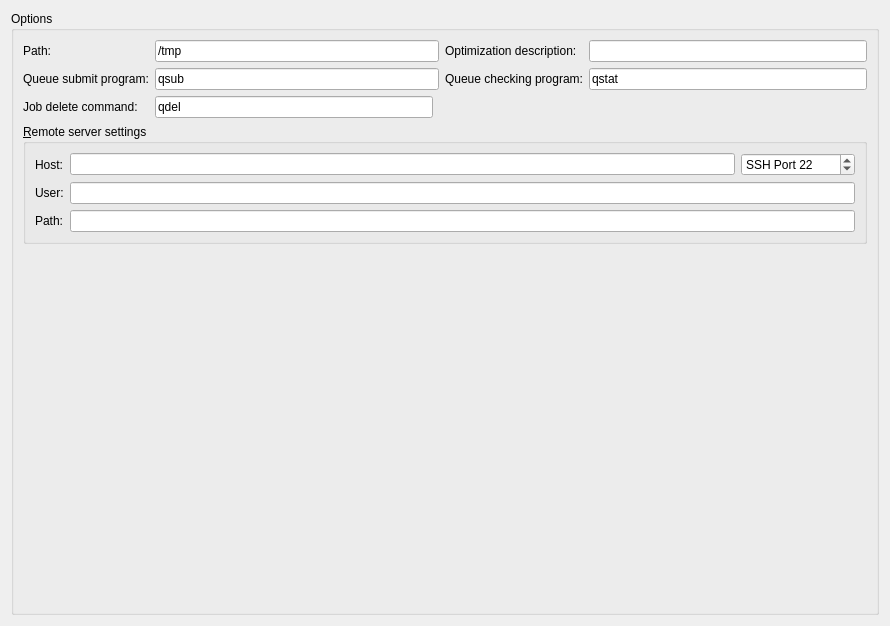
First picture: the form in src/xtalopt/ui/tab_sys.ui, repository xtalopt/XtalOpt, before the edit.
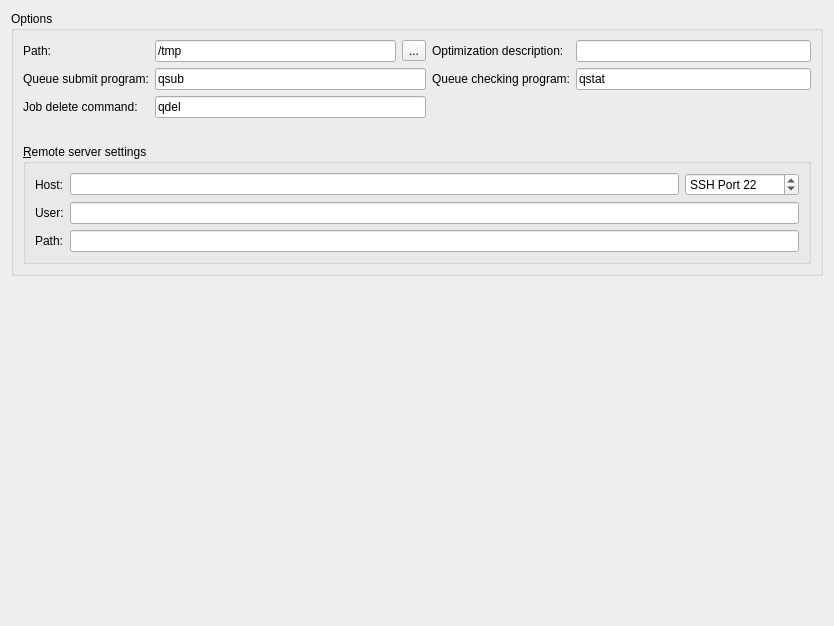
Second picture: the form after the edit.

Commit message: Add the ability to select the local directory via QFileDialog. (XtalOpt)

Diff of the .ui file:
```diff
--- a/src/xtalopt/ui/tab_sys.ui
+++ b/src/xtalopt/ui/tab_sys.ui
@@ -6,7 +6,7 @@
    <rect>
     <x>0</x>
     <y>0</y>
-    <width>890</width>
+    <width>834</width>
     <height>626</height>
    </rect>
   </property>
@@ -20,7 +20,7 @@
       <string>Options</string>
      </property>
      <layout class="QGridLayout" name="gridLayout_6">
-      <item row="1" column="1" colspan="2">
+      <item row="2" column="1" colspan="3">
        <widget class="QLineEdit" name="edit_qsub">
         <property name="toolTip">
          <string>Command used to submit jobs to the PBS queue. Usually qsub.</string>
@@ -30,7 +30,7 @@
         </property>
        </widget>
       </item>
-      <item row="1" column="0">
+      <item row="2" column="0">
        <widget class="QLabel" name="label_launch">
         <property name="toolTip">
          <string>Command used to submit jobs to the PBS queue. Usually qsub.</string>
@@ -43,7 +43,7 @@
         </property>
        </widget>
       </item>
-      <item row="3" column="0" colspan="5">
+      <item row="5" column="0" colspan="6">
        <widget class="QGroupBox" name="cb_remote">
         <property name="title">
          <string>&amp;Remote server settings</string>
@@ -122,7 +122,7 @@
         </layout>
        </widget>
       </item>
-      <item row="1" column="4">
+      <item row="2" column="5">
        <widget class="QLineEdit" name="edit_qstat">
         <property name="toolTip">
          <string>Command used to check the PBS queue. Use qstat.</string>
@@ -132,7 +132,7 @@
         </property>
        </widget>
       </item>
-      <item row="0" column="0">
+      <item row="1" column="0">
        <widget class="QLabel" name="label_path">
         <property name="toolTip">
          <string>Local path where files are to be written.</string>
@@ -145,7 +145,7 @@
         </property>
        </widget>
       </item>
-      <item row="0" column="1" colspan="2">
+      <item row="1" column="1" colspan="2">
        <widget class="QLineEdit" name="edit_path">
         <property name="toolTip">
          <string>Local path where files are to be written.</string>
@@ -155,7 +155,7 @@
         </property>
        </widget>
       </item>
-      <item row="1" column="3">
+      <item row="2" column="4">
        <widget class="QLabel" name="label_check">
         <property name="toolTip">
          <string>Command used to check the PBS queue. Use qstat.</string>
@@ -168,7 +168,7 @@
         </property>
        </widget>
       </item>
-      <item row="0" column="4">
+      <item row="1" column="5">
        <widget class="QLineEdit" name="edit_description">
         <property name="toolTip">
          <string>Description of optimization. Used in the %description% template keyword and the XtalOpt title bar.</string>
@@ -178,7 +178,7 @@
         </property>
        </widget>
       </item>
-      <item row="0" column="3">
+      <item row="1" column="4">
        <widget class="QLabel" name="label_description">
         <property name="toolTip">
          <string>Base name of individual structure files.
@@ -194,7 +194,7 @@
         </property>
        </widget>
       </item>
-      <item row="2" column="0">
+      <item row="3" column="0">
        <widget class="QLabel" name="label_qdel">
         <property name="toolTip">
          <string>Command used to delete jobs from the queue. Usually qdel.</string>
@@ -207,7 +207,7 @@
         </property>
        </widget>
       </item>
-      <item row="2" column="1">
+      <item row="3" column="1" colspan="3">
        <widget class="QLineEdit" name="edit_qdel">
         <property name="toolTip">
          <string>Command used to delete jobs from the queue. Usually qdel.</string>
@@ -217,22 +217,55 @@
         </property>
        </widget>
       </item>
-      <item row="4" column="0">
-       <spacer name="verticalSpacer">
+      <item row="4" column="1">
+       <spacer name="horizontalSpacer_2">
         <property name="orientation">
-         <enum>Qt::Vertical</enum>
+         <enum>Qt::Horizontal</enum>
         </property>
         <property name="sizeHint" stdset="0">
          <size>
-          <width>20</width>
-          <height>40</height>
+          <width>40</width>
+          <height>20</height>
          </size>
         </property>
        </spacer>
       </item>
+      <item row="4" column="5">
+       <spacer name="horizontalSpacer">
+        <property name="orientation">
+         <enum>Qt::Horizontal</enum>
+        </property>
+        <property name="sizeHint" stdset="0">
+         <size>
+          <width>40</width>
+          <height>20</height>
+         </size>
+        </property>
+       </spacer>
+      </item>
+      <item row="1" column="3">
+       <widget class="QToolButton" name="push_path">
+        <property name="text">
+         <string>...</string>
+        </property>
+       </widget>
+      </item>
      </layout>
     </widget>
    </item>
+   <item row="1" column="0">
+    <spacer name="verticalSpacer_2">
+     <property name="orientation">
+      <enum>Qt::Vertical</enum>
+     </property>
+     <property name="sizeHint" stdset="0">
+      <size>
+       <width>20</width>
+       <height>40</height>
+      </size>
+     </property>
+    </spacer>
+   </item>
   </layout>
  </widget>
  <tabstops>
```
The commit also changes 2 other files.
